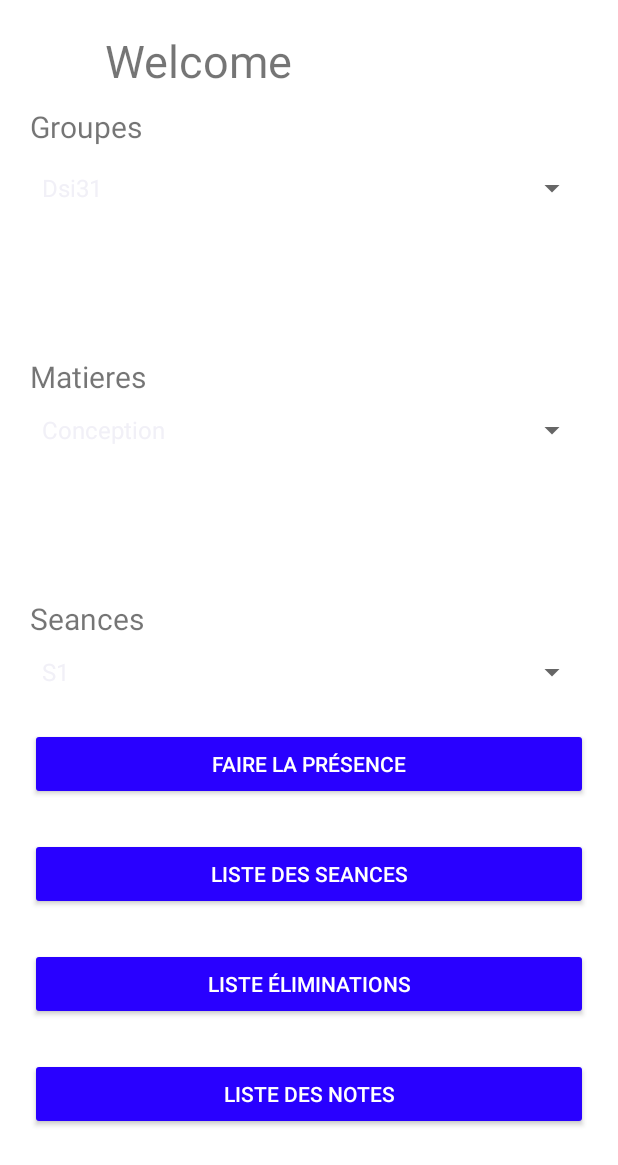
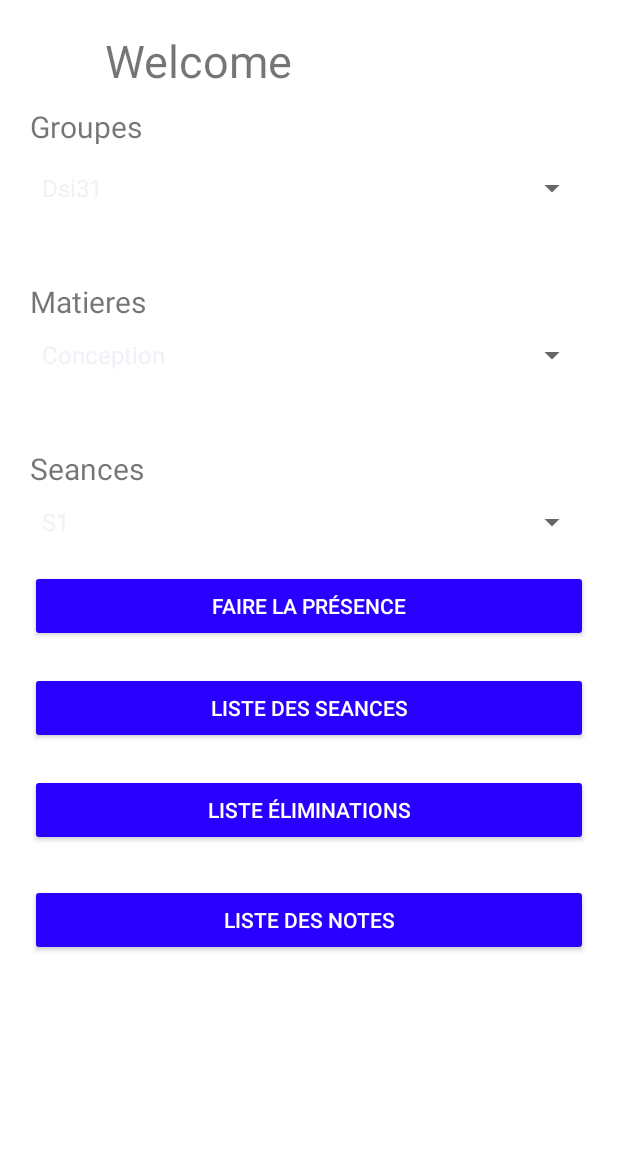
Before and after one commit to mehdidm/Gestion-des-absences, an Android app: the MainActivity screen opened directly, with no data from a screen before it, on a phone screen of 412 x 824 dp. Shown: the top 1165 px of the screen. Run offline under Robolectric (Android 15) with nearby library versions, the phone set to English and light mode, and no system bars.

Commit message:
final TOUCH

```diff
--- a/app/src/main/java/com/example/gestion_des_absences/adapters/DatabaseHelper.java
+++ b/app/src/main/java/com/example/gestion_des_absences/adapters/DatabaseHelper.java
@@ -31,7 +31,7 @@ public class DatabaseHelper extends SQLiteOpenHelper {
     public void onCreate(SQLiteDatabase db) {
         db.execSQL("create table " + TABLE_NAME1 +" (ID INTEGER PRIMARY KEY AUTOINCREMENT,FULLNAME TEXT,STATUS TEXT)");
         db.execSQL("create table " + TABLE_NAME2 +" (ID INTEGER PRIMARY KEY AUTOINCREMENT,CLASSNAME TEXT,SUBJECT TEXT,TIME TEXT)");
-        db.execSQL("create table " + TABLE_NAME3 +" (ID INTEGER PRIMARY KEY AUTOINCREMENT,DS TEXT,SUBJECT TEXT,EXAMEN TEXT,STUDENTNAME TEXT)");
+        db.execSQL("create table " + TABLE_NAME3 +" (ID INTEGER PRIMARY KEY AUTOINCREMENT,DS TEXT,SUBJECT TEXT,EXAMEN TEXT,STUDENTNAME TEXT,MOYENNE TEXT)");
         db.execSQL("create table " + TABLE_NAME4 +" (ID INTEGER PRIMARY KEY AUTOINCREMENT,STUDENTNAME TEXT,SUBJECT TEXT)");
         db.execSQL("create table " + TABLE_NAME5 +" (ID INTEGER PRIMARY KEY AUTOINCREMENT,USERNAME TEXT,PASSWORD TEXT)");
 
--- a/app/src/main/res/layout/activity_main.xml
+++ b/app/src/main/res/layout/activity_main.xml
@@ -49,7 +49,7 @@ tools:context=".MainActivity"
         android:layout_height="wrap_content"
         android:text="Matieres "
         android:textSize="20dp"
-        android:layout_marginTop="100dp"/>
+        android:layout_marginTop="50dp"/>
     <Spinner
         android:id="@+id/Matieres"
         android:layout_width="match_parent"
@@ -62,7 +62,7 @@ tools:context=".MainActivity"
         android:layout_height="wrap_content"
         android:text="Seances "
         android:textSize="20dp"
-        android:layout_marginTop="100dp"/>
+        android:layout_marginTop="50dp"/>
     <Spinner
         android:id="@+id/Seances"
         android:layout_width="match_parent"
@@ -76,7 +76,7 @@ tools:context=".MainActivity"
         android:gravity="center"
         android:textColor="@color/white"
         android:text="Faire la présence"
-        android:layout_marginTop="25dp"
+        android:layout_marginTop="20dp"
         android:backgroundTint="#2900ff"
         />
     <Button
@@ -86,7 +86,7 @@ tools:context=".MainActivity"
         android:gravity="center"
         android:textColor="@color/white"
         android:text="Liste des seances"
-        android:layout_marginTop="25dp"
+        android:layout_marginTop="20dp"
         android:backgroundTint="#2900ff"
 
         />
@@ -98,7 +98,7 @@ tools:context=".MainActivity"
         android:gravity="center"
         android:text="Liste éliminations"
         android:textColor="@color/white"
-        android:layout_marginTop="25dp"
+        android:layout_marginTop="20dp"
         android:backgroundTint="#2900ff"
 
         />
```
